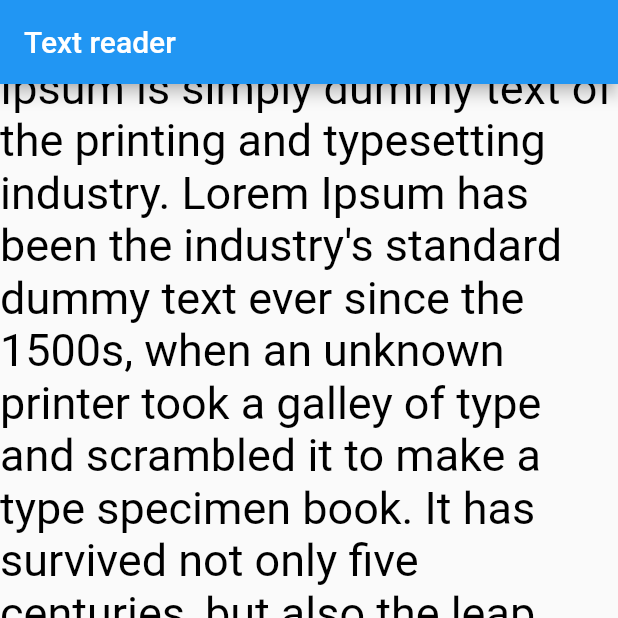
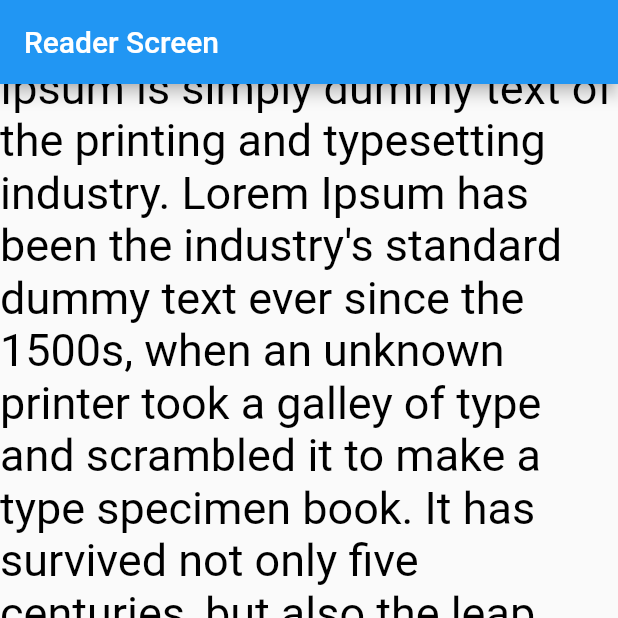
Before and after one commit to juliomsousa/coffeelang, a Flutter app: the screen it shows after launch, scrolled down 50 dp, after a tap on "add word", on a phone screen of 412 x 824 dp, the top half of it. Run offline on Flutter 3.47's test engine with Material 2 defaults, Android fonts, the phone set to English and light mode, and no system bars.

Commit message:
Remove unusable code from main.dart

```diff
--- a/lib/main.dart
+++ b/lib/main.dart
@@ -1,6 +1,5 @@
-import 'package:flutter/gestures.dart';
 import 'package:flutter/material.dart';
-import 'package:flutter/services.dart';
+import './screens/reader_screen.dart';
 
 void main() => runApp(MyApp());
 
@@ -12,94 +11,7 @@ class MyApp extends StatelessWidget {
       theme: ThemeData(
         primarySwatch: Colors.blue,
       ),
-      home: MyHomePage(title: 'Text reader'),
+      home: ReaderScreen(title: 'Reader Screen',)
     );
   }
 }
-
-class MyHomePage extends StatefulWidget {
-  MyHomePage({Key key, this.title}) : super(key: key);
-
-  final String title;
-
-  @override
-  _MyHomePageState createState() => _MyHomePageState();
-}
-
-class _MyHomePageState extends State<MyHomePage> {
-  String lorem =
-      "What is Lorem Ipsum? Lorem Ipsum is simply dummy text of the printing and typesetting industry. Lorem Ipsum has been the industry's standard dummy text ever since the 1500s, when an unknown printer took a galley of type and scrambled it to make a type specimen book. It has survived not only five centuries, but also the leap into electronic typesetting, remaining essentially unchanged. It was popularised in the 1960s with the release of Letraset sheets containing Lorem Ipsum passages, and more recently with desktop publishing software like Aldus PageMaker including versions of Lorem Ipsum.";
-
-  List<String> markedWords = [];
-
-  void markWord(String word) {
-    setState(() {
-      markedWords.add(word.toLowerCase());
-    });
-    print(markedWords);
-  }
-
-  bool isMarkedWord(String word) {
-    return markedWords.contains(word.toLowerCase());
-  }
-
-  @override
-  Widget build(BuildContext context) {
-
-    final textSpans = <TextSpan>[];
-
-    lorem.splitMapJoin(
-      RegExp('\\w+'),
-      onMatch: (m) {
-        final matchStr = m.group(0);
-
-        textSpans.add(
-          TextSpan(
-              // recognizer: DoubleTapGestureRecognizer()..onDoubleTap = () => null,
-              // ..onDoubleTap = () => print(matchStr),
-              text: matchStr,
-              style: isMarkedWord(matchStr)
-                  ? TextStyle(
-                      background: Paint()..color = Colors.blue.withOpacity(0.4))
-                  : null),
-        );
-        return matchStr;
-      },
-      onNonMatch: (string) {
-        textSpans.add(TextSpan(
-          text: string,
-        ));
-        return string;
-      },
-    );
-
-    return Scaffold(
-      appBar: AppBar(
-        title: Text(widget.title),
-      ),
-      body: SingleChildScrollView(
-        child: Column(
-          children: <Widget>[
-            SelectableText.rich(
-              TextSpan(
-                style: TextStyle(fontSize: 30, color: Colors.black),
-                children: textSpans,
-                recognizer: TapGestureRecognizer()
-                  ..onTap = () => print('hello'),
-              ),
-            ),
-            RaisedButton(
-              child: Text('add word'),
-              onPressed: () async {
-                ClipboardData data =
-                    await Clipboard.getData(Clipboard.kTextPlain);
-                print('copied ${data.text}');
-                markWord(data.text);
-              },
-            )
-          ],
-        ),
-      ),
-    );
-  }
-}
```
